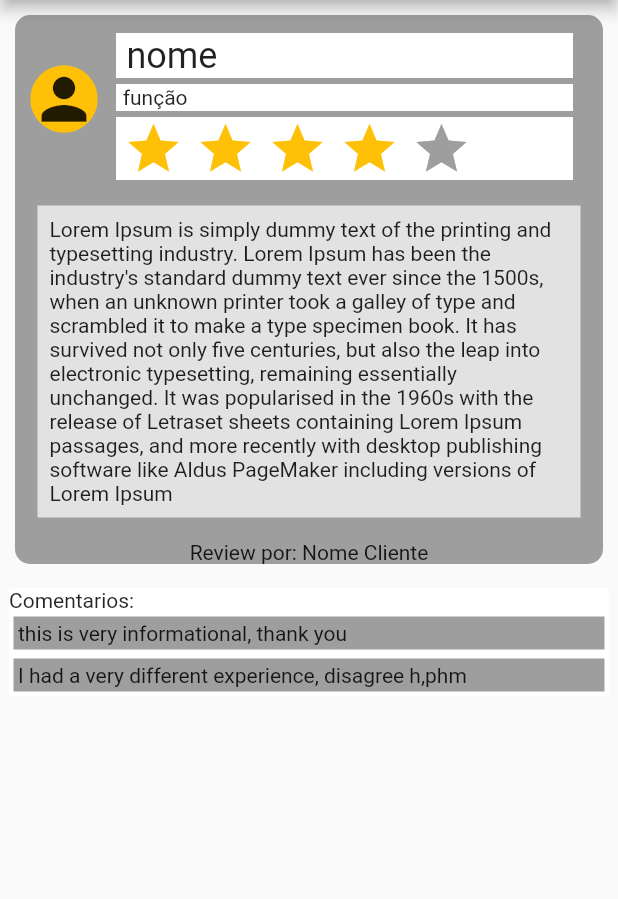
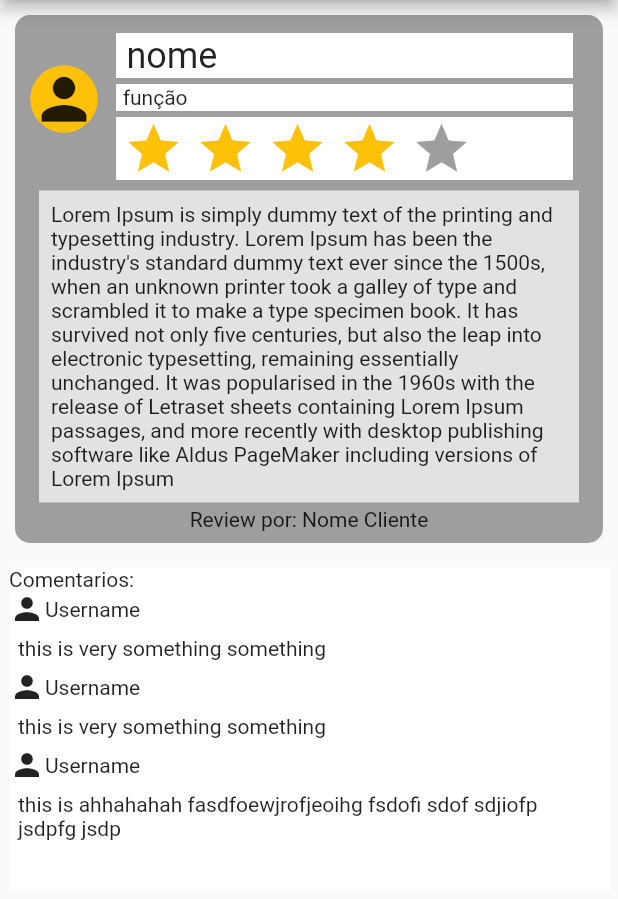
Before and after one commit to iJeanMC/estrelas_de_aluguel, a Flutter app: the ReviewPage screen opened by its route, on a phone screen of 412 x 824 dp, the part 84-983 px from its top. Run offline on Flutter 3.47's test engine with Material 2 defaults, Android fonts, the light colour scheme and no system bars; drawn by our look-alikes of flutter_rating_bar; our stand-ins replace sqflite; accounts and stored records are empty.

Commit message:
makes the comments better looking in general

```diff
--- a/lib/views/android/review.page.dart
+++ b/lib/views/android/review.page.dart
@@ -13,6 +13,24 @@ class ReviewPage extends StatelessWidget {
               Icons.star,
               color: Colors.amber,
             ));
+  }
+
+  Widget comment_widget(String text) {
+    Widget comment = Column(
+      children: [
+        Row(
+          children: [Icon(Icons.person), Text("Username")],
+        ),
+        Container(
+          // fazer um for loop que exibe todos os comentários
+          margin: EdgeInsets.all(3),
+          padding: EdgeInsets.all(3),
+          alignment: Alignment.centerLeft,
+          child: Text(text),
+        ),
+      ],
+    );
+    return comment;
   }
 
   @override
@@ -76,7 +94,7 @@ class ReviewPage extends StatelessWidget {
                     ],
                   ),
                   Container(
-                    margin: EdgeInsets.all(15),
+                    margin: EdgeInsets.fromLTRB(16, 5, 16, 3),
                     padding: EdgeInsets.all(8),
                     color: Colors.white70,
                     child: Text(
@@ -84,7 +102,10 @@ class ReviewPage extends StatelessWidget {
                       textAlign: TextAlign.left,
                     ),
                   ),
-                  Text("Review por: Nome Cliente"),
+                  Padding(
+                    padding: const EdgeInsets.fromLTRB(0, 0, 0, 8),
+                    child: Text("Review por: Nome Cliente"),
+                  ),
                 ],
               ),
             ),
@@ -95,25 +116,17 @@ class ReviewPage extends StatelessWidget {
                 Container(
                     alignment: Alignment.centerLeft,
                     child: Text("Comentarios: ")),
-                Column(
-                  children: [
-                    Container(
-                      // fazer um for loop que exibe todos os comentários
-                      margin: EdgeInsets.all(3),
-                      padding: EdgeInsets.all(3),
-                      color: Colors.grey,
-                      alignment: Alignment.centerLeft,
-                      child: Text("this is very informational, thank you"),
-                    ),
-                    Container(
-                      margin: EdgeInsets.all(3),
-                      padding: EdgeInsets.all(3),
-                      alignment: Alignment.centerLeft,
-                      color: Colors.grey,
-                      child: Text(
-                          "I had a very different experience, disagree h,phm"),
-                    )
-                  ],
+                Container(
+                  height: 200,
+                  child: ListView(
+                    // you can hand this guy a list of comments via the CRUD comment thing and it should maybe work
+                    children: [
+                      comment_widget("this is very something something"),
+                      comment_widget("this is very something something"),
+                      comment_widget(
+                          "this is ahhahahah fasdfoewjrofjeoihg fsdofi sdof sdjiofp jsdpfg jsdp"),
+                    ],
+                  ),
                 )
               ]),
             )
```
